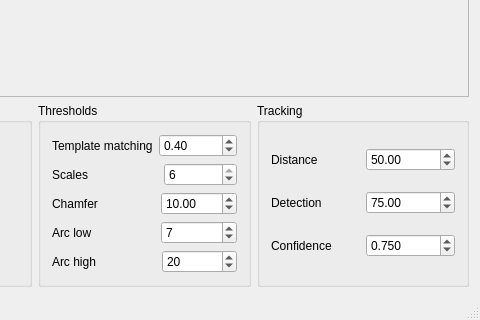
Above: social_robot/src/srgui/gui.ui from ysaurav/scoialrobot before the change; both pictures show x 191 to 671 and y 438 to 758 of the 671 by 758 pixel window. Below: the same form after it.
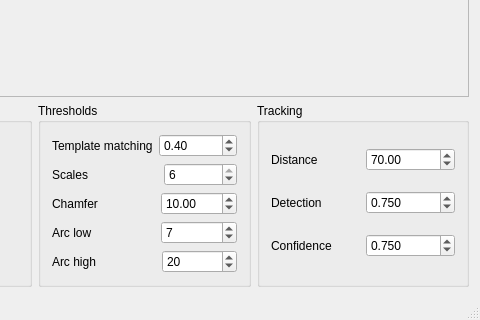
That is the form after the change. Icons and pictures are not drawn. Custom widgets are drawn as their Qt base class.

```diff
--- a/social_robot/src/srgui/gui.ui
+++ b/social_robot/src/srgui/gui.ui
@@ -253,7 +253,7 @@
            <item>
             <widget class="QDoubleSpinBox" name="distanceSpinBox">
              <property name="value">
-              <double>50.000000000000000</double>
+              <double>70.000000000000000</double>
              </property>
             </widget>
            </item>
@@ -270,8 +270,17 @@
            </item>
            <item>
             <widget class="QDoubleSpinBox" name="detectionConfidenceSpinBox">
+             <property name="decimals">
+              <number>3</number>
+             </property>
+             <property name="maximum">
+              <double>1.000000000000000</double>
+             </property>
+             <property name="singleStep">
+              <double>0.050000000000000</double>
+             </property>
              <property name="value">
-              <double>75.000000000000000</double>
+              <double>0.750000000000000</double>
              </property>
             </widget>
            </item>
```
Left out of the diff: 3 changed lines with no effect on the pictures.
